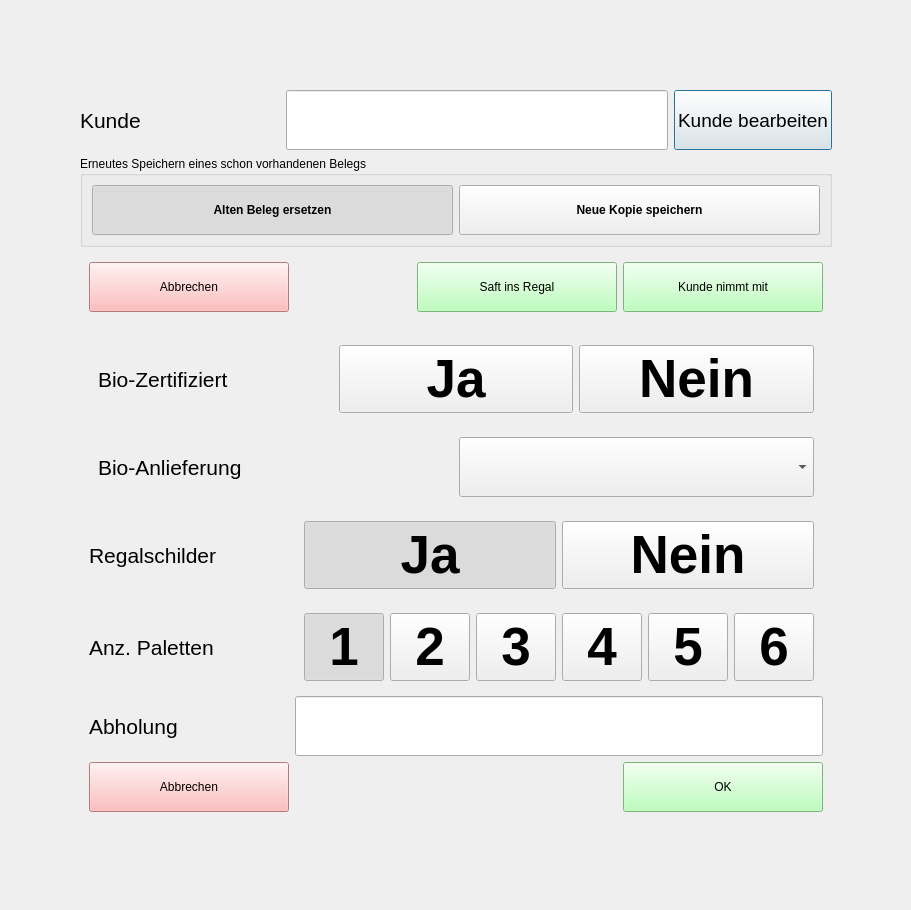
Old version of the form ressource/ui/speicherndialog.ui in the repository bwurst/bibkasse.
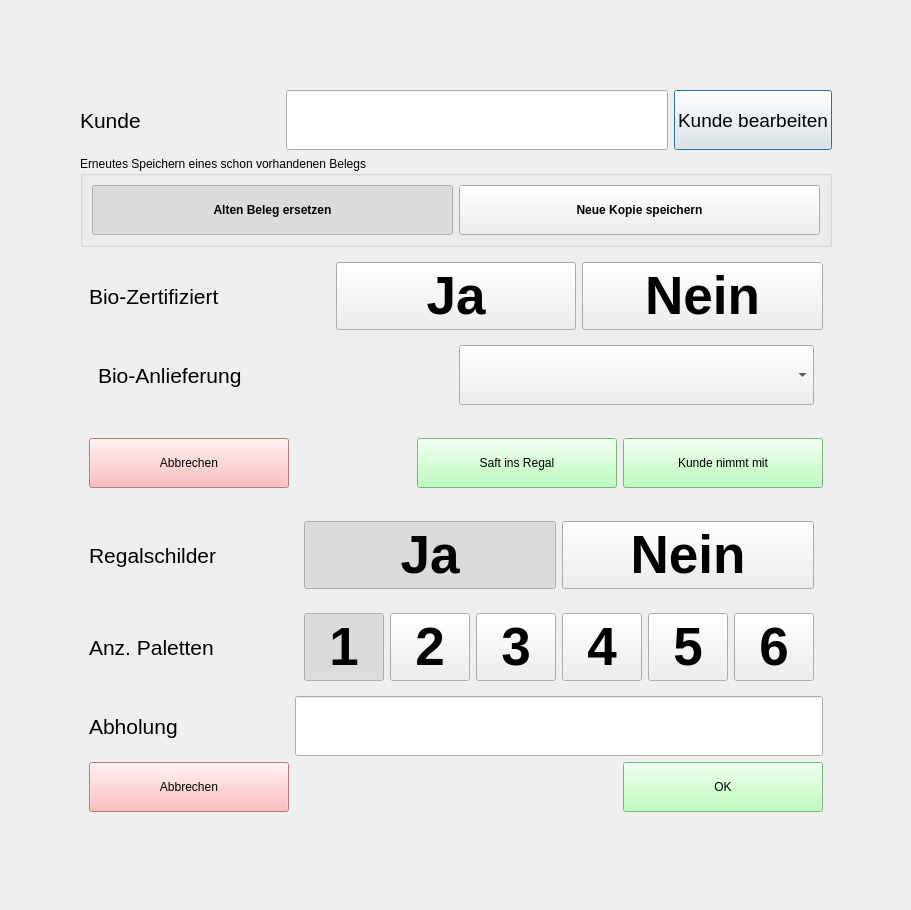
New version of the form. Icons and pictures are not drawn.

```diff
--- a/ressource/ui/speicherndialog.ui
+++ b/ressource/ui/speicherndialog.ui
@@ -183,6 +183,155 @@
        </layout>
       </widget>
      </item>
+     <item>
+      <widget class="QWidget" name="widget_bio" native="true">
+       <layout class="QGridLayout" name="gridLayout_5">
+        <item row="0" column="2">
+         <widget class="QPushButton" name="button_bio_nein">
+          <property name="sizePolicy">
+           <sizepolicy hsizetype="Preferred" vsizetype="Preferred">
+            <horstretch>0</horstretch>
+            <verstretch>0</verstretch>
+           </sizepolicy>
+          </property>
+          <property name="minimumSize">
+           <size>
+            <width>70</width>
+            <height>60</height>
+           </size>
+          </property>
+          <property name="font">
+           <font>
+            <pointsize>40</pointsize>
+            <weight>75</weight>
+            <bold>true</bold>
+           </font>
+          </property>
+          <property name="focusPolicy">
+           <enum>Qt::NoFocus</enum>
+          </property>
+          <property name="autoFillBackground">
+           <bool>false</bool>
+          </property>
+          <property name="text">
+           <string>Nein</string>
+          </property>
+          <property name="checkable">
+           <bool>true</bool>
+          </property>
+          <property name="autoExclusive">
+           <bool>true</bool>
+          </property>
+         </widget>
+        </item>
+        <item row="0" column="1">
+         <widget class="QPushButton" name="button_bio_ja">
+          <property name="sizePolicy">
+           <sizepolicy hsizetype="Preferred" vsizetype="Preferred">
+            <horstretch>0</horstretch>
+            <verstretch>0</verstretch>
+           </sizepolicy>
+          </property>
+          <property name="minimumSize">
+           <size>
+            <width>70</width>
+            <height>60</height>
+           </size>
+          </property>
+          <property name="font">
+           <font>
+            <pointsize>40</pointsize>
+            <weight>75</weight>
+            <bold>true</bold>
+           </font>
+          </property>
+          <property name="focusPolicy">
+           <enum>Qt::NoFocus</enum>
+          </property>
+          <property name="autoFillBackground">
+           <bool>false</bool>
+          </property>
+          <property name="text">
+           <string>Ja</string>
+          </property>
+          <property name="checkable">
+           <bool>true</bool>
+          </property>
+          <property name="checked">
+           <bool>false</bool>
+          </property>
+          <property name="autoExclusive">
+           <bool>true</bool>
+          </property>
+         </widget>
+        </item>
+        <item row="0" column="0">
+         <widget class="QLabel" name="label_kopfzeile_4">
+          <property name="sizePolicy">
+           <sizepolicy hsizetype="Preferred" vsizetype="Fixed">
+            <horstretch>0</horstretch>
+            <verstretch>0</verstretch>
+           </sizepolicy>
+          </property>
+          <property name="minimumSize">
+           <size>
+            <width>200</width>
+            <height>60</height>
+           </size>
+          </property>
+          <property name="font">
+           <font>
+            <pointsize>16</pointsize>
+           </font>
+          </property>
+          <property name="autoFillBackground">
+           <bool>true</bool>
+          </property>
+          <property name="text">
+           <string>Bio-Zertifiziert</string>
+          </property>
+         </widget>
+        </item>
+        <item row="1" column="0" colspan="3">
+         <widget class="QWidget" name="widget_biodetails" native="true">
+          <layout class="QGridLayout" name="gridLayout_4">
+           <item row="0" column="0">
+            <layout class="QGridLayout" name="gridLayout_2">
+             <item row="1" column="1">
+              <widget class="QComboBox" name="combo_bioanlieferung">
+               <property name="minimumSize">
+                <size>
+                 <width>0</width>
+                 <height>60</height>
+                </size>
+               </property>
+               <property name="font">
+                <font>
+                 <pointsize>16</pointsize>
+                </font>
+               </property>
+              </widget>
+             </item>
+             <item row="1" column="0">
+              <widget class="QLabel" name="label_2">
+               <property name="font">
+                <font>
+                 <pointsize>16</pointsize>
+                </font>
+               </property>
+               <property name="text">
+                <string>Bio-Anlieferung</string>
+               </property>
+              </widget>
+             </item>
+            </layout>
+           </item>
+          </layout>
+         </widget>
+        </item>
+       </layout>
+      </widget>
+     </item>
      <item>
       <widget class="QWidget" name="widget_regal" native="true">
        <layout class="QHBoxLayout" name="horizontalLayout_5">
@@ -751,155 +900,6 @@
           </item>
          </layout>
         </item>
-        <item row="1" column="0">
-         <widget class="QWidget" name="widget_biodetails" native="true">
-          <layout class="QGridLayout" name="gridLayout_4">
-           <item row="0" column="0">
-            <layout class="QGridLayout" name="gridLayout_2">
-             <item row="1" column="1">
-              <widget class="QComboBox" name="combo_bioanlieferung">
-               <property name="minimumSize">
-                <size>
-                 <width>0</width>
-                 <height>60</height>
-                </size>
-               </property>
-               <property name="font">
-                <font>
-                 <pointsize>16</pointsize>
-                </font>
-               </property>
-              </widget>
-             </item>
-             <item row="1" column="0">
-              <widget class="QLabel" name="label_2">
-               <property name="font">
-                <font>
-                 <pointsize>16</pointsize>
-                </font>
-               </property>
-               <property name="text">
-                <string>Bio-Anlieferung</string>
-               </property>
-              </widget>
-             </item>
-            </layout>
-           </item>
-          </layout>
-         </widget>
-        </item>
-        <item row="0" column="0">
-         <widget class="QWidget" name="widget_bio" native="true">
-          <layout class="QHBoxLayout" name="horizontalLayout_6">
-           <item>
-            <widget class="QLabel" name="label_kopfzeile_4">
-             <property name="sizePolicy">
-              <sizepolicy hsizetype="Preferred" vsizetype="Fixed">
-               <horstretch>0</horstretch>
-               <verstretch>0</verstretch>
-              </sizepolicy>
-             </property>
-             <property name="minimumSize">
-              <size>
-               <width>200</width>
-               <height>60</height>
-              </size>
-             </property>
-             <property name="font">
-              <font>
-               <pointsize>16</pointsize>
-              </font>
-             </property>
-             <property name="autoFillBackground">
-              <bool>true</bool>
-             </property>
-             <property name="text">
-              <string>Bio-Zertifiziert</string>
-             </property>
-            </widget>
-           </item>
-           <item>
-            <widget class="QPushButton" name="button_bio_ja">
-             <property name="sizePolicy">
-              <sizepolicy hsizetype="Preferred" vsizetype="Preferred">
-               <horstretch>0</horstretch>
-               <verstretch>0</verstretch>
-              </sizepolicy>
-             </property>
-             <property name="minimumSize">
-              <size>
-               <width>70</width>
-               <height>60</height>
-              </size>
-             </property>
-             <property name="font">
-              <font>
-               <pointsize>40</pointsize>
-               <weight>75</weight>
-               <bold>true</bold>
-              </font>
-             </property>
-             <property name="focusPolicy">
-              <enum>Qt::NoFocus</enum>
-             </property>
-             <property name="autoFillBackground">
-              <bool>false</bool>
-             </property>
-             <property name="text">
-              <string>Ja</string>
-             </property>
-             <property name="checkable">
-              <bool>true</bool>
-             </property>
-             <property name="checked">
-              <bool>false</bool>
-             </property>
-             <property name="autoExclusive">
-              <bool>true</bool>
-             </property>
-            </widget>
-           </item>
-           <item>
-            <widget class="QPushButton" name="button_bio_nein">
-             <property name="sizePolicy">
-              <sizepolicy hsizetype="Preferred" vsizetype="Preferred">
-               <horstretch>0</horstretch>
-               <verstretch>0</verstretch>
-              </sizepolicy>
-             </property>
-             <property name="minimumSize">
-              <size>
-               <width>70</width>
-               <height>60</height>
-              </size>
-             </property>
-             <property name="font">
-              <font>
-               <pointsize>40</pointsize>
-               <weight>75</weight>
-               <bold>true</bold>
-              </font>
-             </property>
-             <property name="focusPolicy">
-              <enum>Qt::NoFocus</enum>
-             </property>
-             <property name="autoFillBackground">
-              <bool>false</bool>
-             </property>
-             <property name="text">
-              <string>Nein</string>
-             </property>
-             <property name="checkable">
-              <bool>true</bool>
-             </property>
-             <property name="autoExclusive">
-              <bool>true</bool>
-             </property>
-            </widget>
-           </item>
-          </layout>
-         </widget>
-        </item>
        </layout>
       </widget>
      </item>
```
